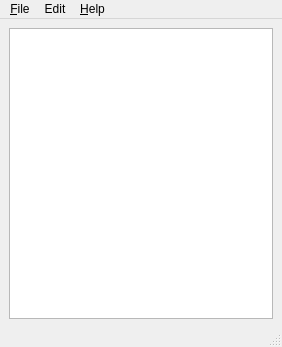
First picture: the form in TextTempl.ui, repository gitandy/TextTempl, before the edit.
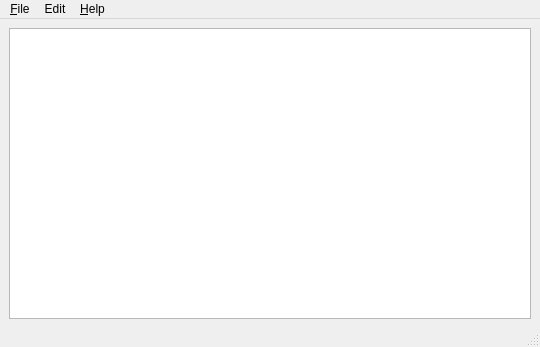
Second picture: the form after the edit. Icons and pictures are not drawn.

Commit message: Added shortcuts for column add/delete

```diff
--- a/TextTempl.ui
+++ b/TextTempl.ui
@@ -1,11 +1,11 @@
 <ui version="4.0" >
  <class>MainWindow</class>
- <widget class="QMainWindow" name="MainWindow" >
-  <property name="geometry" >
+ <widget class="QMainWindow" name="MainWindow">
+  <property name="geometry">
    <rect>
     <x>0</x>
     <y>0</y>
-    <width>282</width>
+    <width>540</width>
     <height>347</height>
    </rect>
   </property>
@@ -32,16 +32,7 @@
     <property name="spacing" >
      <number>6</number>
     </property>
-    <property name="leftMargin" >
-     <number>9</number>
-    </property>
-    <property name="topMargin" >
-     <number>9</number>
-    </property>
-    <property name="rightMargin" >
-     <number>9</number>
-    </property>
-    <property name="bottomMargin" >
+    <property name="margin">
      <number>9</number>
     </property>
     <item>
@@ -71,17 +62,17 @@
     </item>
    </layout>
   </widget>
-  <widget class="QMenuBar" name="menubar" >
-   <property name="geometry" >
+  <widget class="QMenuBar" name="menubar">
+   <property name="geometry">
     <rect>
      <x>0</x>
      <y>0</y>
-     <width>282</width>
-     <height>19</height>
+     <width>540</width>
+     <height>18</height>
     </rect>
    </property>
-   <widget class="QMenu" name="menuFile" >
-    <property name="title" >
+   <widget class="QMenu" name="menuFile">
+    <property name="title">
      <string>&amp;File</string>
     </property>
     <addaction name="actionOpen" />
@@ -95,14 +86,14 @@
     <addaction name="separator" />
     <addaction name="actionExit" />
    </widget>
-   <widget class="QMenu" name="menuHelp" >
-    <property name="title" >
+   <widget class="QMenu" name="menuHelp">
+    <property name="title">
      <string>&amp;Help</string>
     </property>
     <addaction name="actionAbout" />
    </widget>
-   <widget class="QMenu" name="menuEdit" >
-    <property name="title" >
+   <widget class="QMenu" name="menuEdit">
+    <property name="title">
      <string>Edit</string>
     </property>
     <addaction name="actionCopy" />
@@ -111,9 +102,9 @@
     <addaction name="actionInsertCol" />
     <addaction name="actionDeleteCol" />
    </widget>
-   <addaction name="menuFile" />
-   <addaction name="menuEdit" />
-   <addaction name="menuHelp" />
+   <addaction name="menuFile"/>
+   <addaction name="menuEdit"/>
+   <addaction name="menuHelp"/>
   </widget>
   <widget class="QStatusBar" name="statusbar" />
   <action name="actionOpen" >
```
Left out of the diff: 232 changed lines with no effect on the pictures. The commit also changes 1 other file.
